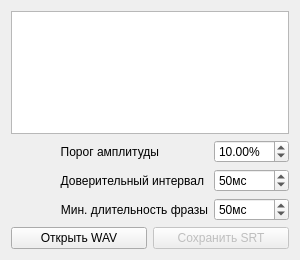
Above: src/mainwindow.ui from PalmtopTiger/TFA before the change. Below: the same form after it.
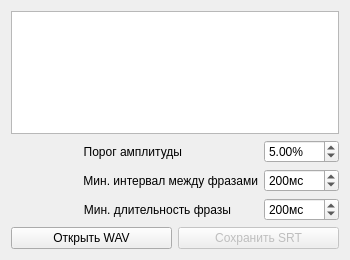
That is the form after the change.

Commit message: Updated default values. Save settings on exit.

Diff of the .ui file:
```diff
--- a/src/mainwindow.ui
+++ b/src/mainwindow.ui
@@ -6,7 +6,7 @@
    <rect>
     <x>0</x>
     <y>0</y>
-    <width>300</width>
+    <width>350</width>
     <height>260</height>
    </rect>
   </property>
@@ -73,14 +73,14 @@
            <double>1.000000000000000</double>
           </property>
           <property name="value">
-           <double>10.000000000000000</double>
+           <double>5.000000000000000</double>
           </property>
          </widget>
         </item>
         <item row="1" column="0">
          <widget class="QLabel" name="label_2">
           <property name="text">
-           <string>Доверительный интервал</string>
+           <string>Мин. интервал между фразами</string>
           </property>
           <property name="alignment">
            <set>Qt::AlignRight|Qt::AlignTrailing|Qt::AlignVCenter</set>
@@ -99,7 +99,7 @@
            <number>60000</number>
           </property>
           <property name="value">
-           <number>50</number>
+           <number>200</number>
           </property>
          </widget>
         </item>
@@ -125,7 +125,7 @@
            <number>60000</number>
           </property>
           <property name="value">
-           <number>50</number>
+           <number>200</number>
           </property>
          </widget>
         </item>
```
Left out of the diff: 2 changed lines with no effect on the pictures. The commit also changes 2 other files.
